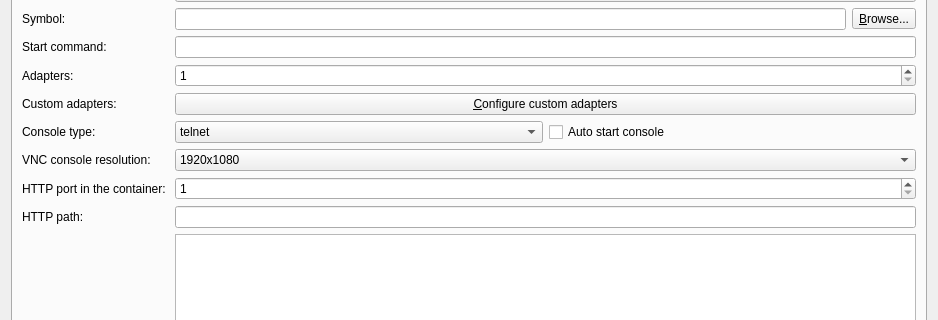
Qt form gns3/modules/docker/ui/docker_vm_configuration_page.ui (kaisenlinux/gns3-gui) before a commit; both pictures show x 0 to 938 and y 122 to 442 of the 938 by 872 pixel window.
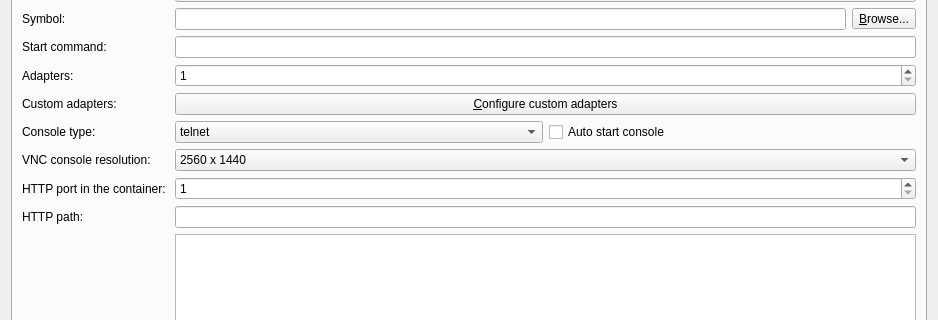
The same form after that commit.

```diff
--- a/gns3/modules/docker/ui/docker_vm_configuration_page.ui
+++ b/gns3/modules/docker/ui/docker_vm_configuration_page.ui
@@ -175,6 +175,11 @@
        </item>
        <item row="8" column="1">
         <widget class="QComboBox" name="uiConsoleResolutionComboBox">
+         <item>
+          <property name="text">
+           <string>2560 x 1440</string>
+          </property>
+         </item>
          <item>
           <property name="text">
            <string>1920x1080</string>
```
Left out of the diff: 10 changed lines with no effect on the pictures.
